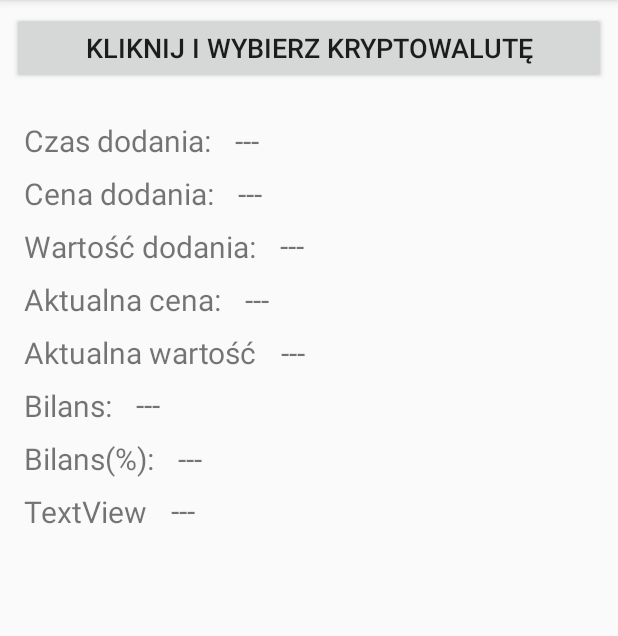
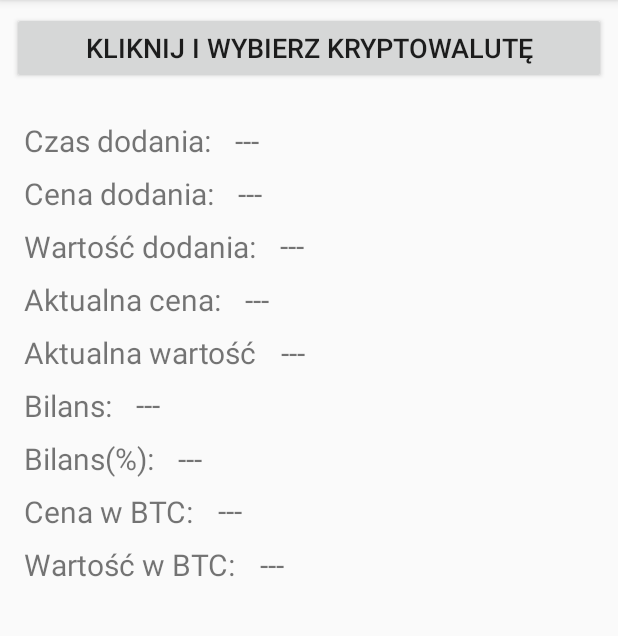
Before and after one commit to Harkor15/My_cryptocurrency, an Android app: the AdvancedActivity screen opened directly, with no data from a screen before it, on a phone screen of 412 x 824 dp, the part 84-720 px from its top. Run offline under Robolectric (Android 15) with nearby library versions, the phone set to English and light mode, and no system bars; our stand-ins replace Volley; network calls fail.

Commit message:
Advanced completed

```diff
--- a/app/src/main/res/layout/activity_advanced.xml
+++ b/app/src/main/res/layout/activity_advanced.xml
@@ -14,16 +14,45 @@
         android:layout_marginStart="16dp"
         android:layout_marginTop="8dp"
         android:layout_weight="1"
-        android:text="TextView"
+        android:text="@string/btcPrice"
         android:textSize="20sp"
         app:layout_constraintLeft_toLeftOf="parent"
         app:layout_constraintTop_toBottomOf="@+id/textView16" />
 
     <TextView
+        android:id="@+id/textView5"
+        android:layout_width="0dp"
+        android:layout_height="wrap_content"
+        android:layout_marginLeft="16dp"
+        android:layout_marginStart="16dp"
+        android:layout_marginTop="8dp"
+        android:layout_weight="1"
+        android:text="@string/btcValue"
+        android:textSize="20sp"
+        app:layout_constraintLeft_toLeftOf="parent"
+        app:layout_constraintTop_toBottomOf="@+id/textView18" />
+
+    <TextView
+        android:id="@+id/b9"
+        android:layout_width="wrap_content"
+        android:layout_height="wrap_content"
+        android:layout_marginEnd="8dp"
+        android:layout_marginLeft="8dp"
+        android:layout_marginRight="8dp"
+        android:layout_marginStart="16dp"
+        android:text="---"
+        android:textSize="20sp"
+        app:layout_constraintHorizontal_bias="0.0"
+        app:layout_constraintLeft_toRightOf="@+id/textView5"
+        app:layout_constraintRight_toRightOf="parent"
+        android:layout_marginTop="8dp"
+        app:layout_constraintTop_toBottomOf="@+id/textView18" />
+
+    <TextView
         android:id="@+id/b8"
         android:layout_width="wrap_content"
         android:layout_height="wrap_content"
-        android:layout_marginLeft="8dp"
+        android:layout_marginLeft="16dp"
         android:layout_marginRight="8dp"
         android:layout_marginStart="16dp"
         android:layout_marginTop="7dp"
@@ -32,7 +61,8 @@
         app:layout_constraintHorizontal_bias="0.0"
         app:layout_constraintLeft_toRightOf="@+id/textView18"
         app:layout_constraintRight_toRightOf="parent"
-        app:layout_constraintTop_toBottomOf="@+id/textView16" />
+        app:layout_constraintTop_toBottomOf="@+id/textView16"
+        android:layout_marginEnd="8dp" />
 
     <TextView
         android:id="@+id/textView16"
@@ -51,7 +81,7 @@
         android:id="@+id/b7"
         android:layout_width="wrap_content"
         android:layout_height="wrap_content"
-        android:layout_marginLeft="8dp"
+        android:layout_marginLeft="16dp"
         android:layout_marginRight="8dp"
         android:layout_marginStart="16dp"
         android:layout_marginTop="8dp"
@@ -60,7 +90,8 @@
         app:layout_constraintHorizontal_bias="0.0"
         app:layout_constraintLeft_toRightOf="@+id/textView16"
         app:layout_constraintRight_toRightOf="parent"
-        app:layout_constraintTop_toBottomOf="@+id/textView14" />
+        app:layout_constraintTop_toBottomOf="@+id/textView14"
+        android:layout_marginEnd="8dp" />
 
     <TextView
         android:id="@+id/textView14"
@@ -79,7 +110,7 @@
         android:id="@+id/b6"
         android:layout_width="wrap_content"
         android:layout_height="wrap_content"
-        android:layout_marginLeft="8dp"
+        android:layout_marginLeft="16dp"
         android:layout_marginRight="8dp"
         android:layout_marginStart="16dp"
         android:layout_marginTop="7dp"
@@ -88,7 +119,8 @@
         app:layout_constraintHorizontal_bias="0.0"
         app:layout_constraintLeft_toRightOf="@+id/textView14"
         app:layout_constraintRight_toRightOf="parent"
-        app:layout_constraintTop_toBottomOf="@+id/textView12" />
+        app:layout_constraintTop_toBottomOf="@+id/textView12"
+        android:layout_marginEnd="8dp" />
 
     <TextView
         android:id="@+id/textView12"
@@ -107,7 +139,7 @@
         android:id="@+id/b5"
         android:layout_width="wrap_content"
         android:layout_height="wrap_content"
-        android:layout_marginLeft="8dp"
+        android:layout_marginLeft="16dp"
         android:layout_marginRight="8dp"
         android:layout_marginStart="16dp"
         android:layout_marginTop="8dp"
@@ -116,7 +148,8 @@
         app:layout_constraintHorizontal_bias="0.0"
         app:layout_constraintLeft_toRightOf="@+id/textView12"
         app:layout_constraintRight_toRightOf="parent"
-        app:layout_constraintTop_toBottomOf="@+id/textView10" />
+        app:layout_constraintTop_toBottomOf="@+id/textView10"
+        android:layout_marginEnd="8dp" />
 
     <TextView
         android:id="@+id/textView10"
@@ -135,7 +168,7 @@
         android:id="@+id/b4"
         android:layout_width="wrap_content"
         android:layout_height="wrap_content"
-        android:layout_marginLeft="8dp"
+        android:layout_marginLeft="16dp"
         android:layout_marginRight="8dp"
         android:layout_marginStart="16dp"
         android:layout_marginTop="8dp"
@@ -144,7 +177,8 @@
         app:layout_constraintHorizontal_bias="0.0"
         app:layout_constraintLeft_toRightOf="@+id/textView10"
         app:layout_constraintRight_toRightOf="parent"
-        app:layout_constraintTop_toBottomOf="@+id/textView8" />
+        app:layout_constraintTop_toBottomOf="@+id/textView8"
+        android:layout_marginEnd="8dp" />
 
     <TextView
         android:id="@+id/textView8"
@@ -163,7 +197,7 @@
         android:id="@+id/b3"
         android:layout_width="wrap_content"
         android:layout_height="wrap_content"
-        android:layout_marginLeft="8dp"
+        android:layout_marginLeft="16dp"
         android:layout_marginRight="8dp"
         android:layout_marginStart="16dp"
         android:layout_marginTop="7dp"
@@ -172,11 +206,12 @@
         app:layout_constraintHorizontal_bias="0.0"
         app:layout_constraintLeft_toRightOf="@+id/textView8"
         app:layout_constraintRight_toRightOf="parent"
-        app:layout_constraintTop_toBottomOf="@+id/a2" />
+        app:layout_constraintTop_toBottomOf="@+id/a2"
+        android:layout_marginEnd="8dp" />
 
     <Button
         android:id="@+id/selectCrp"
-        android:layout_width="match_parent"
+        android:layout_width="0dp"
         android:layout_height="wrap_content"
         android:layout_marginEnd="8dp"
         android:layout_marginLeft="8dp"
@@ -186,7 +221,6 @@
         android:onClick="onClick"
         android:text="@string/clickToSelect"
         android:textSize="18sp"
-        app:layout_constraintHorizontal_bias="0.5"
         app:layout_constraintLeft_toLeftOf="parent"
         app:layout_constraintRight_toRightOf="parent"
         app:layout_constraintTop_toTopOf="parent" />
@@ -217,7 +251,8 @@
         app:layout_constraintHorizontal_bias="0.0"
         app:layout_constraintLeft_toRightOf="@+id/a1"
         app:layout_constraintRight_toRightOf="parent"
-        app:layout_constraintTop_toBottomOf="@+id/selectCrp" />
+        app:layout_constraintTop_toBottomOf="@+id/selectCrp"
+        android:layout_marginEnd="8dp" />
 
     <TextView
         android:id="@+id/a2"
@@ -236,7 +271,7 @@
         android:id="@+id/b2"
         android:layout_width="wrap_content"
         android:layout_height="wrap_content"
-        android:layout_marginLeft="8dp"
+        android:layout_marginLeft="16dp"
         android:layout_marginRight="8dp"
         android:layout_marginStart="16dp"
         android:layout_marginTop="8dp"
@@ -245,6 +280,7 @@
         app:layout_constraintHorizontal_bias="0.0"
         app:layout_constraintLeft_toRightOf="@+id/a2"
         app:layout_constraintRight_toRightOf="parent"
-        app:layout_constraintTop_toBottomOf="@+id/a1" />
+        app:layout_constraintTop_toBottomOf="@+id/a1"
+        android:layout_marginEnd="8dp" />
 
 </android.support.constraint.ConstraintLayout>
--- a/app/src/main/res/values/strings.xml
+++ b/app/src/main/res/values/strings.xml
@@ -31,5 +31,7 @@
     <string name="actual_value">Aktualna wartość</string>
     <string name="result">Bilans:</string>
     <string name="result_percent">Bilans(%):</string>
+    <string name="btcPrice">Cena w BTC:</string>
+    <string name="btcValue">Wartość w BTC:</string>
 
 </resources>
```
Also changed, not shown: app/src/main/java/harkor/mycryptocurrency/AdvancedActivity.java (+106 -15 lines).
